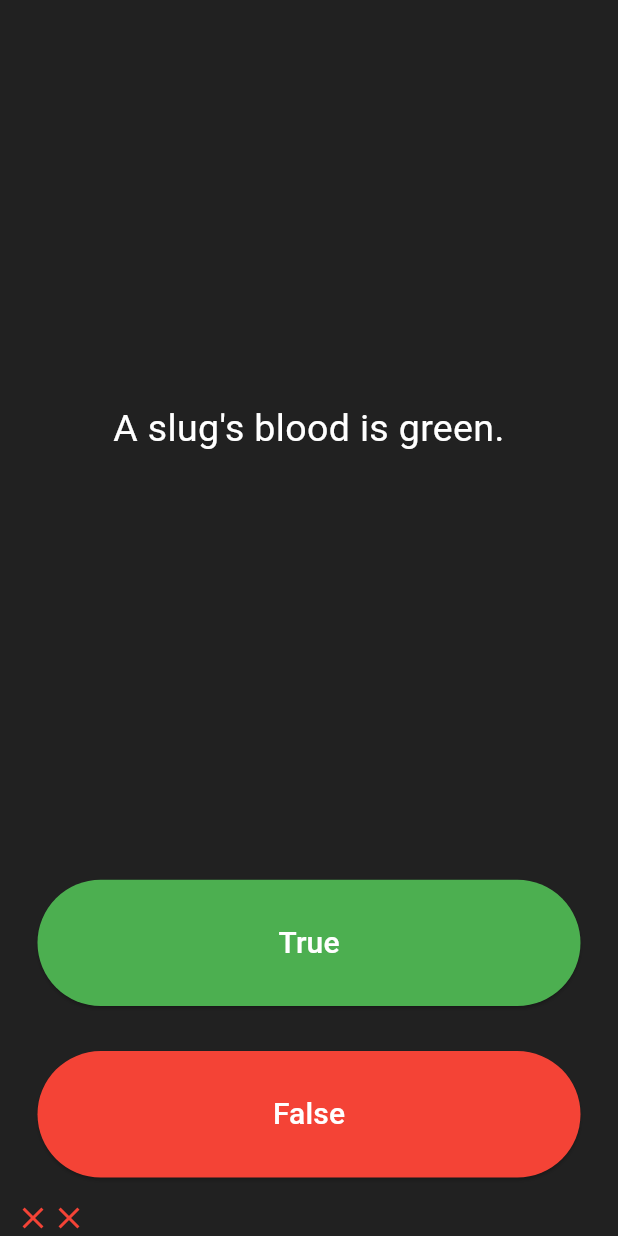
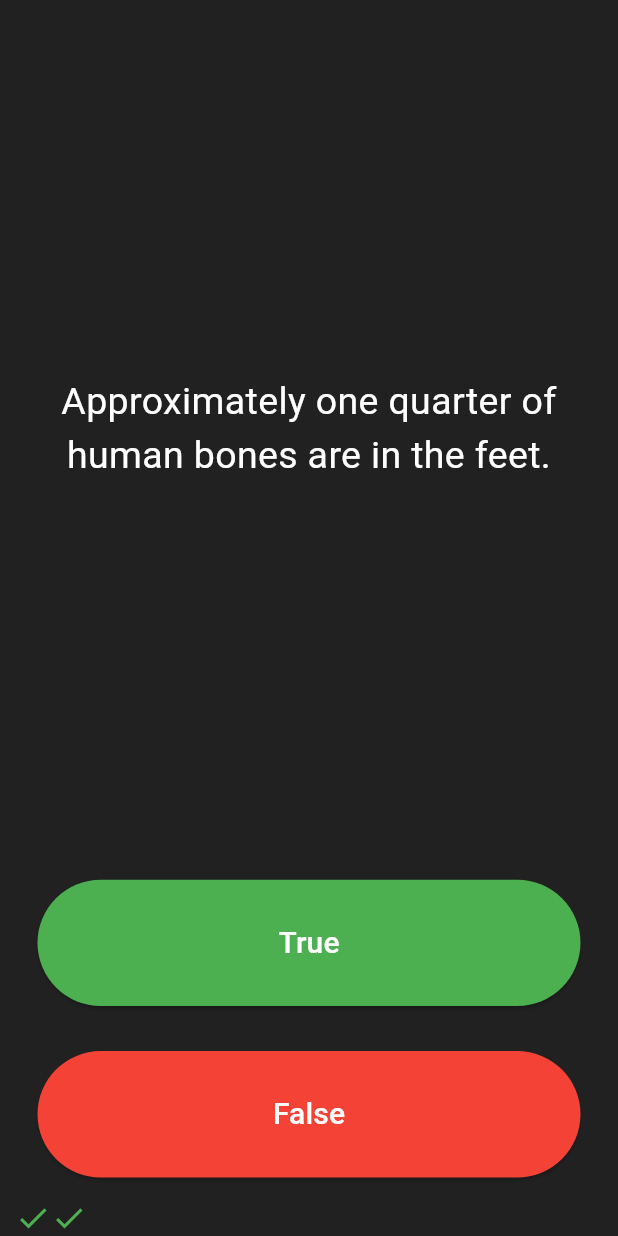
Before and after one commit to Suhaas15/Quizzy-flutter, a Flutter app: the screen it shows after launch, after a tap on "True", after a tap on "False", on a phone screen of 412 x 824 dp. Run offline on Flutter 3.47's test engine with Material 3 defaults, Android fonts, the phone set to English and light mode, and no system bars; our stand-ins replace rflutter_alert.

Commit message:
Added functionality

```diff
--- a/lib/main.dart
+++ b/lib/main.dart
@@ -1,6 +1,8 @@
 import 'package:flutter/material.dart';
-import 'questions.dart';
+import 'quiz_brain.dart';
+import 'package:rflutter_alert/rflutter_alert.dart';
 
+QuizBrain quizBrain = QuizBrain();
 void main() => runApp(Quizzler());
 
 class Quizzler extends StatelessWidget {
@@ -28,27 +30,27 @@ class QuizPage extends StatefulWidget {
 class _QuizPageState extends State<QuizPage> {
   List<Widget> scoreKeeper = [];
 
-  // List<String> questions = [
-  //   'You can lead a cow down stairs but not up stairs.',
-  //   'Approximately one quarter of human bones are in the feet.',
-  //   'A slug\'s blood is green.',
-  // ];
-  //
-  // List<bool> answers = [false, true, true];
-  // Question q1 = Question(
-  //   q: 'You can lead a cow down stairs but not up stairs.',
-  //   a: false,
-  // );
-  List<Question> questionBank = [
-    Question(q: 'You can lead a cow down stairs but not up stairs.', a: false),
-    Question(
-      q: 'Approximately one quarter of human bones are in the feet.',
-      a: true,
-    ),
-    Question(q: 'A slug\'s blood is green.', a: true),
-  ];
-
-  int questionNumber = 0;
+  void checkAnswer(bool userPickedAnswer) {
+    bool correctAnswer = quizBrain.getQuestionAnswer();
+    setState(() {
+      if (quizBrain.isFinished() == true) {
+        Alert(
+          context: context,
+          title: 'Finished!',
+          desc: 'You\'ve reached the end of the quiz.',
+        ).show();
+        quizBrain.reset();
+        scoreKeeper = [];
+      } else {
+        if (correctAnswer == userPickedAnswer) {
+          scoreKeeper.add(Icon(Icons.check, color: Colors.green));
+        } else {
+          scoreKeeper.add(Icon(Icons.close, color: Colors.red));
+        }
+        quizBrain.nextQuestion();
+      }
+    });
+  }
 
   @override
   Widget build(BuildContext context) {
@@ -62,7 +64,7 @@ class _QuizPageState extends State<QuizPage> {
             padding: EdgeInsets.all(10.0),
             child: Center(
               child: Text(
-                questionBank[questionNumber].questionText,
+                quizBrain.getQuestionText(),
                 textAlign: TextAlign.center,
                 style: TextStyle(fontSize: 25.0, color: Colors.white),
               ),
@@ -83,16 +85,7 @@ class _QuizPageState extends State<QuizPage> {
               ),
               onPressed: () {
                 //The user picked true.
-                bool correctAnswer =
-                    questionBank[questionNumber].questionAnswer;
-                if (correctAnswer == true) {
-                  scoreKeeper.add(Icon(Icons.check, color: Colors.green));
-                } else {
-                  scoreKeeper.add(Icon(Icons.close, color: Colors.red));
-                }
-                setState(() {
-                  questionNumber += 1;
-                });
+                checkAnswer(true);
               },
             ),
           ),
@@ -108,16 +101,7 @@ class _QuizPageState extends State<QuizPage> {
               ),
               onPressed: () {
                 //The user picked false.
-                bool correctAnswer =
-                    questionBank[questionNumber].questionAnswer;
-                if (correctAnswer == false) {
-                  scoreKeeper.add(Icon(Icons.check, color: Colors.green));
-                } else {
-                  scoreKeeper.add(Icon(Icons.close, color: Colors.red));
-                }
-                setState(() {
-                  questionNumber += 1;
-                });
+                checkAnswer(false);
               },
             ),
           ),
@@ -127,9 +111,3 @@ class _QuizPageState extends State<QuizPage> {
     );
   }
 }
-
-/*
-question1: 'You can lead a cow down stairs but not up stairs.', false,
-question2: 'Approximately one quarter of human bones are in the feet.', true,
-question3: 'A slug\'s blood is green.', true,
-*/
--- a/lib/questions.dart
+++ b/lib/questions.dart
@@ -9,7 +9,8 @@ class Question {
   bool questionAnswer;
 
   // The constructor takes 'q' and 'a'
-  Question({required String q, required bool a})
-    : questionText = q,
-      questionAnswer = a;
+  // Question({required String q, required bool a})
+  //   : questionText = q,
+  //     questionAnswer = a;
+  Question(this.questionText, this.questionAnswer);
 }
--- /dev/null
+++ b/lib/quiz_brain.dart
@@ -0,0 +1,65 @@
+import 'questions.dart';
+
+class QuizBrain {
+  int _questionNumber = 0;
+
+  final List<Question> _questionBank = [
+    Question('Some cats are actually allergic to humans', true),
+    Question('You can lead a cow down stairs but not up stairs.', false),
+    Question('Approximately one quarter of human bones are in the feet.', true),
+    Question('A slug\'s blood is green.', true),
+    Question('Buzz Aldrin\'s mother\'s maiden name was \"Moon\".', true),
+    Question('It is illegal to pee in the Ocean in Portugal.', true),
+    Question(
+      'No piece of square dry paper can be folded in half more than 7 times.',
+      false,
+    ),
+    Question(
+      'In London, UK, if you happen to die in the House of Parliament, you are technically entitled to a state funeral, because the building is considered too sacred a place.',
+      true,
+    ),
+    Question(
+      'The loudest sound produced by any animal is 188 decibels. That animal is the African Elephant.',
+      false,
+    ),
+    Question(
+      'The total surface area of two human lungs is approximately 70 square metres.',
+      true,
+    ),
+    Question('Google was originally called \"Backrub\".', true),
+    Question(
+      'Chocolate affects a dog\'s heart and nervous system; a few ounces are enough to kill a small dog.',
+      true,
+    ),
+    Question(
+      'In West Virginia, USA, if you accidentally hit an animal with your car, you are free to take it home to eat.',
+      true,
+    ),
+  ];
+
+  void nextQuestion() {
+    if (_questionNumber < _questionBank.length - 1) {
+      _questionNumber += 1;
+    }
+  }
+
+  String getQuestionText() {
+    return _questionBank[_questionNumber].questionText;
+  }
+
+  bool getQuestionAnswer() {
+    return _questionBank[_questionNumber].questionAnswer;
+  }
+
+  bool isFinished() {
+    if (_questionNumber >= _questionBank.length - 1) {
+      return true;
+    } else {
+      return false;
+    }
+  }
+
+  void reset() {
+    _questionNumber = 0;
+  }
+}
```
Also changed, not shown: pubspec.yaml (+2 -67 lines), pubspec.lock, 1 other file.
